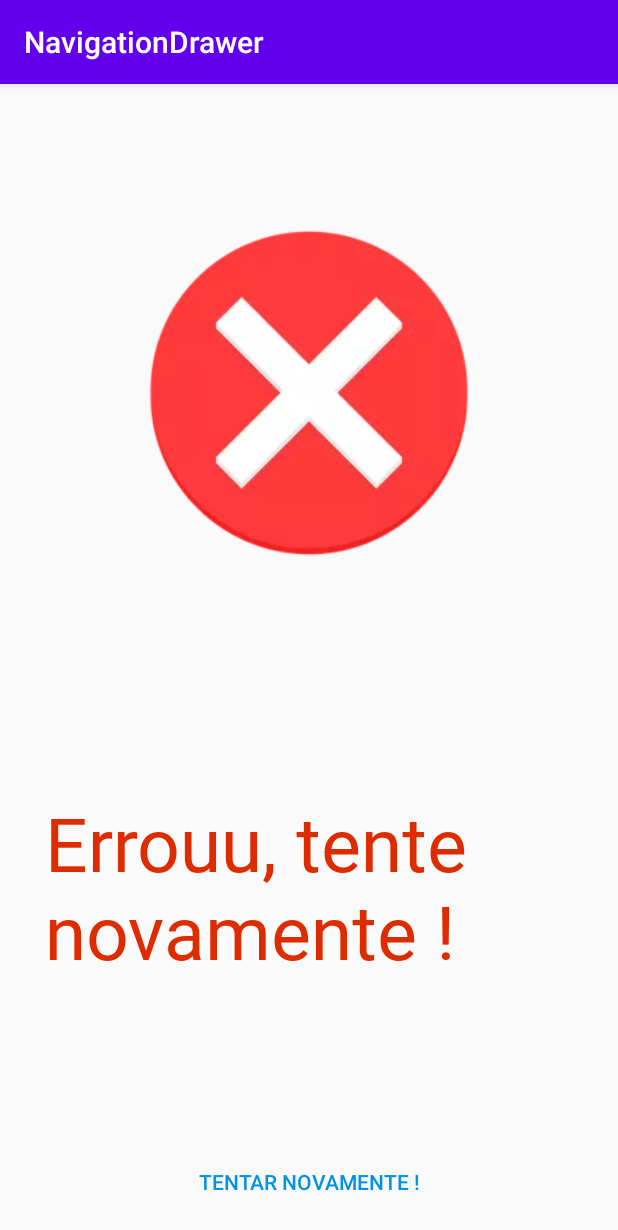
After one commit to renan1820/NavigationDrawer, an Android app: the GameOverFragment screen opened through its navigation route, on a phone screen of 412 x 824 dp. The commit adds this screen. Shown: the top 1230 px of the screen. Run offline under Robolectric (Android 15) with nearby library versions, the phone set to English and light mode, and no system bars; our stand-ins replace data binding.

Commit message:
XML, Fragment, Navigation
Put new navigation and action on Buttons

```diff
--- /dev/null
+++ b/app/src/main/java/com/git/renan/navigationdrawer/GameOverFragment.kt
@@ -0,0 +1,25 @@
+package com.git.renan.navigationdrawer
+
+import android.os.Bundle
+import android.view.LayoutInflater
+import android.view.View
+import android.view.ViewGroup
+import androidx.databinding.DataBindingUtil
+import androidx.fragment.app.Fragment
+import androidx.navigation.findNavController
+import com.git.renan.navigationdrawer.databinding.FragmentResultBinding
+import com.git.renan.navigationdrawer.databinding.FragmentResultOverBinding
+
+class GameOverFragment: Fragment(){
+    override fun onCreateView(
+        inflater: LayoutInflater,
+        container: ViewGroup?,
+        savedInstanceState: Bundle?
+    ): View? {
+        val binding: FragmentResultOverBinding = DataBindingUtil.inflate(inflater,R.layout.fragment_result_over,container,false)
+        binding.buttonResult.setOnClickListener { view: View ->
+            view.findNavController().navigate(R.id.action_gameOverFragment_to_gameFragment)
+        }
+        return binding.root
+    }
+}
--- /dev/null
+++ b/app/src/main/res/layout/fragment_result_over.xml
@@ -0,0 +1,55 @@
+<?xml version="1.0" encoding="utf-8"?>
+<layout xmlns:android="http://schemas.android.com/apk/res/android"
+    xmlns:app="http://schemas.android.com/apk/res-auto"
+    xmlns:tools="http://schemas.android.com/tools"
+    tools:context="com.git.renan.navigationdrawer.GameOverFragment">
+
+    <androidx.constraintlayout.widget.ConstraintLayout
+        android:layout_width="match_parent"
+        android:layout_height="match_parent">
+
+        <ImageView
+            android:id="@+id/img_title"
+            android:layout_width="0dp"
+            android:layout_height="wrap_content"
+            android:src="@drawable/error"
+            android:adjustViewBounds="true"
+            android:layout_margin="50dp"
+            app:layout_constraintStart_toStartOf="parent"
+            app:layout_constraintTop_toTopOf="parent"
+            app:layout_constraintEnd_toEndOf="parent"
+            android:contentDescription="@string/fragment_img_title" />
+
+
+        <TextView
+            android:id="@+id/text_result"
+            android:layout_width="0dp"
+            android:layout_height="wrap_content"
+            android:text="@string/fragment_game_error_text"
+            android:layout_margin="30dp"
+            android:textColor="@color/textColorError"
+            android:fontFamily="@font/harmattan"
+            android:textSize="50sp"
+
+            app:layout_constraintStart_toStartOf="parent"
+            app:layout_constraintEnd_toEndOf="parent"
+            app:layout_constraintTop_toBottomOf="@id/img_title"
+            app:layout_constraintBottom_toTopOf="@id/button_result"
+            />
+
+        <Button
+            android:id="@+id/button_result"
+            android:layout_width="0dp"
+            android:layout_height="wrap_content"
+            android:text="@string/fragment_game_error_button"
+            android:background="@android:color/transparent"
+            android:layout_margin="12dp"
+            android:textColor="@color/buttonNext"
+
+            app:layout_constraintStart_toStartOf="parent"
+            app:layout_constraintBottom_toBottomOf="parent"
+            app:layout_constraintEnd_toEndOf="parent"
+            />
+
+    </androidx.constraintlayout.widget.ConstraintLayout>
+</layout>
--- a/app/src/main/res/layout/fragment_rules.xml
+++ b/app/src/main/res/layout/fragment_rules.xml
@@ -4,6 +4,7 @@
     android:layout_width="match_parent"
     android:layout_height="match_parent"
     xmlns:tools="http://schemas.android.com/tools"
+    android:background="@drawable/gradient_rules"
     tools:context="com.git.renan.navigationdrawer.RulesFragment">
 
     <ImageView
@@ -26,7 +27,7 @@
         android:layout_height="wrap_content"
         android:text="@string/fragment_rules_text_rules"
         android:layout_margin="30dp"
-        android:textColor="@color/textColorDefault"
+        android:textColor="@android:color/white"
         android:fontFamily="@font/harmattan"
         android:textSize="20sp"
 
--- a/app/src/main/res/navigation/navigation.xml
+++ b/app/src/main/res/navigation/navigation.xml
@@ -19,12 +19,34 @@
         android:label="fragment_game"
         tools:layout="@layout/fragment_game" >
         <action
-            android:id="@+id/action_gameFragment_to_gameResultFragment"
-            app:destination="@id/gameResultFragment" />
+            android:id="@+id/action_gameFragment_to_gameWonFragment"
+            app:destination="@id/gameWonFragment"
+            app:popUpTo="@id/gameFragment"
+            app:popUpToInclusive="true" />
+        <action
+            android:id="@+id/action_gameFragment_to_gameOverFragment"
+            app:destination="@id/gameOverFragment"
+            app:popUpTo="@id/gameFragment"
+            app:popUpToInclusive="true" />
     </fragment>
     <fragment
-        android:id="@+id/gameResultFragment"
-        android:name="com.git.renan.navigationdrawer.GameResultFragment"
-        android:label="fragment_result"
-        tools:layout="@layout/fragment_result" />
+        android:id="@+id/gameOverFragment"
+        android:name="com.git.renan.navigationdrawer.GameOverFragment"
+        android:label="fragment_result_lose"
+        tools:layout="@layout/fragment_result_over" >
+        <action
+            android:id="@+id/action_gameOverFragment_to_gameFragment"
+            app:destination="@id/gameFragment"
+            app:popUpTo="@id/startFragment" />
+    </fragment>
+    <fragment
+        android:id="@+id/gameWonFragment"
+        android:name="com.git.renan.navigationdrawer.GameWonFragment"
+        android:label="fragment_result_win"
+        tools:layout="@layout/fragment_result_win" >
+        <action
+            android:id="@+id/action_gameWonFragment_to_startFragment"
+            app:destination="@id/startFragment"
+            app:popUpTo="@id/startFragment" />
+    </fragment>
 </navigation>
--- a/app/src/main/res/values/strings.xml
+++ b/app/src/main/res/values/strings.xml
@@ -13,8 +13,11 @@
     <string name="fragment_game_won_text">Acertou Mizerávi !!</string>
     <string name="fragment_game_error_snackbar">Escolha alguma das opções</string>
     <string name="fragment_game_error_text">Errouu, tente novamente !</string>
+    <string name="fragment_game_error_button">Tentar novamente !</string>
     <string name="fragment_game_won_button">Próxima Questão</string>
     <string name="fragment_game_title_appbar">Questão (%1$d/%2$d)</string>
+    <string name="fragment_game_title_success_appbar">BOA GAROTO</string>
+    <string name="fragment_game_title_fail_appbar">FRACASSADO</string>
     <string name="fragment_img_title">Image %s</string>
 
 <!--    Questões-->
```
Also changed, not shown: app/src/main/java/com/git/renan/navigationdrawer/GameFragment.kt (+10 -2 lines), app/src/main/java/com/git/renan/navigationdrawer/GameWonFragment.kt (added, +25 -0 lines), app/src/main/res/drawable/gradient_rules.xml (added, +15 -0 lines), app/src/main/res/layout/fragment_result_win.xml (added, +55 -0 lines), 1 other file.
